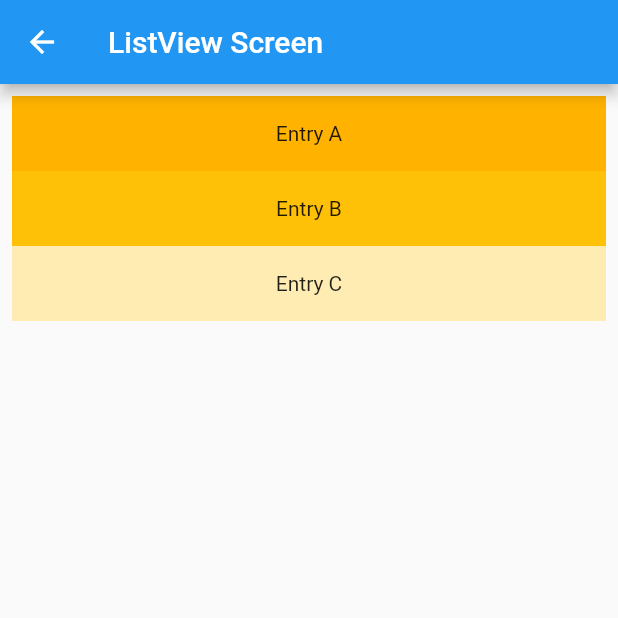
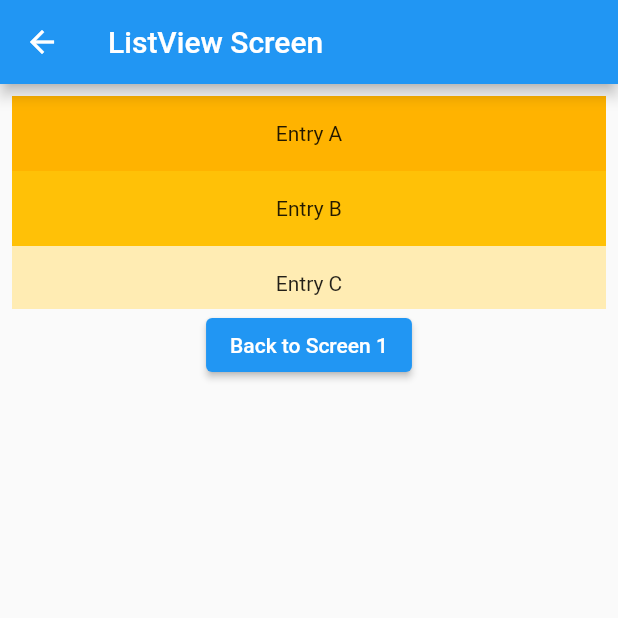
Before and after one commit to DuyLeHong/lesson3456_1, a Flutter app: the ListViewScreen screen opened directly, on a phone screen of 412 x 824 dp, the top half of it. Run offline on Flutter 3.47's test engine with Material 2 defaults, Android fonts, the phone set to English and light mode, and no system bars; network calls fail.

Commit message:
update listview_screen

```diff
--- a/lib/listview_screen.dart
+++ b/lib/listview_screen.dart
@@ -1,7 +1,6 @@
 import 'package:flutter/material.dart';
 
 class ListViewScreen extends StatelessWidget {
-
   @override
   Widget build(BuildContext context) {
     // TODO: implement build
@@ -10,6 +9,10 @@ class ListViewScreen extends StatelessWidget {
         title: const Text('ListView Screen'),
       ),
       body: SafeArea(
+        child: Column(
+          children: [
+            Container(
+              height: 150,
               child: ListView(
                 padding: const EdgeInsets.all(8),
                 children: <Widget>[
@@ -31,6 +34,14 @@ class ListViewScreen extends StatelessWidget {
                 ],
               ),
             ),
+            ElevatedButton(
+                onPressed: () {
+                  Navigator.pop(context);
+                },
+                child: Text('Back to Screen 1')),
+          ],
+        ),
+      ),
     );
   }
 }
```
Lines whose indentation alone changed are shown as unchanged.
